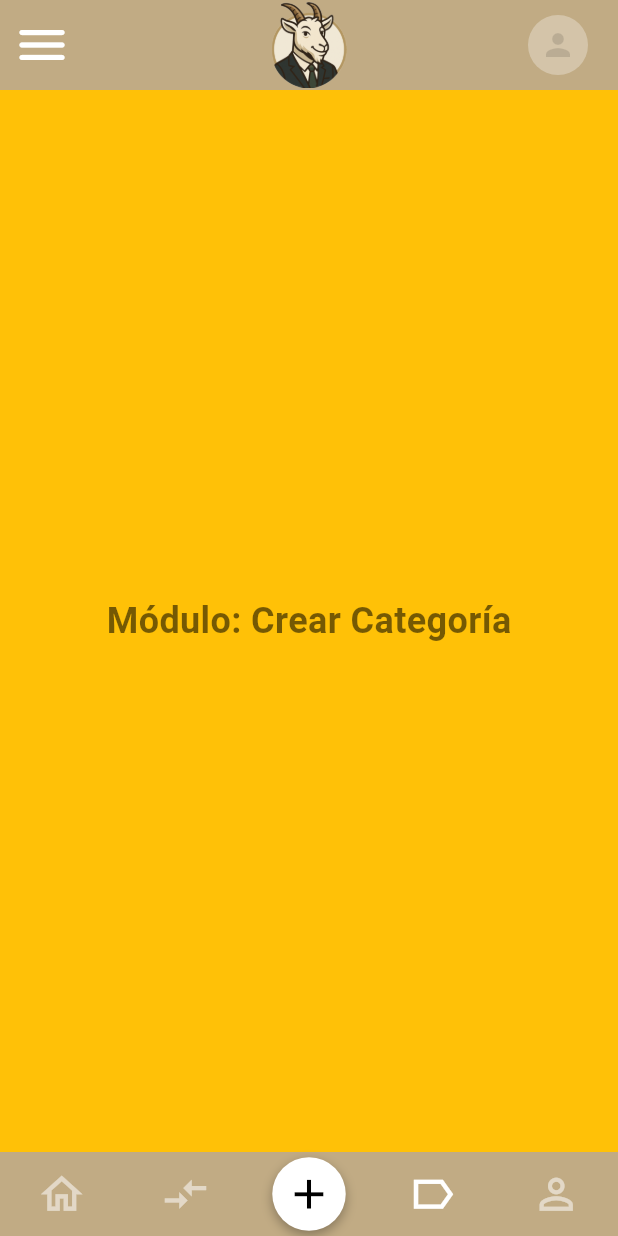
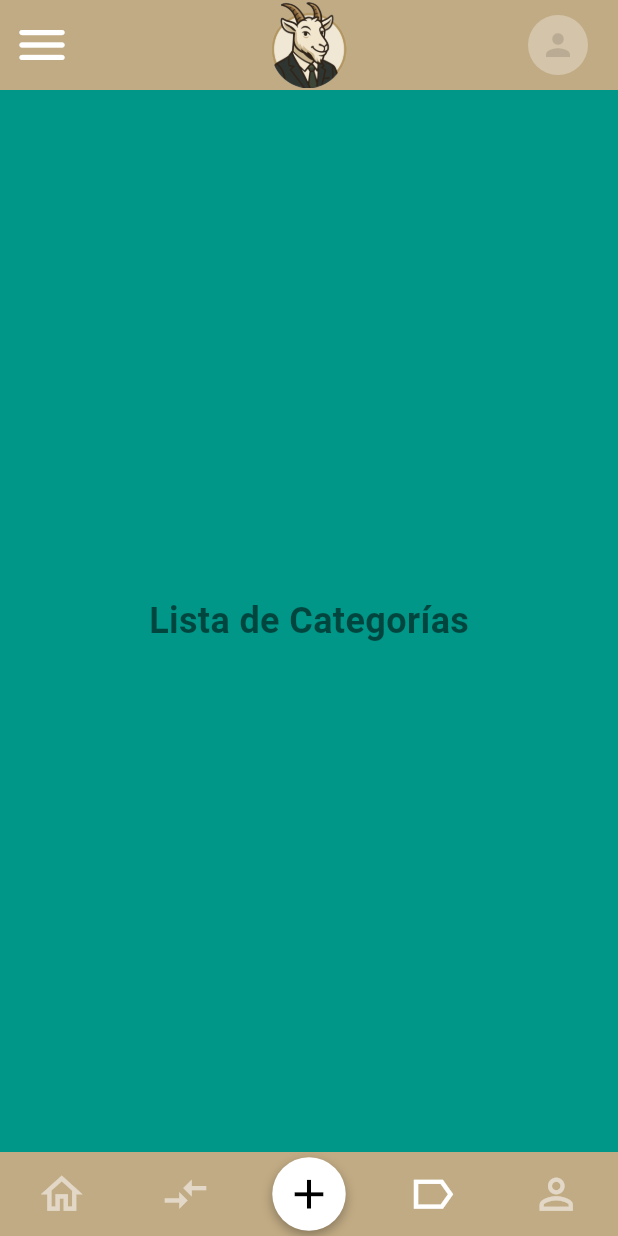
Before and after one commit to yunggraffs/chavocontrol_app, a Flutter app: the screen it shows after launch, item 4 of the bottom bar chosen, on a phone screen of 412 x 824 dp. Run offline on Flutter 3.47's test engine with Material 3 defaults, Android fonts, the phone set to English and light mode, and no system bars.

Commit message:
main_screen pulido

```diff
--- a/lib/presentation/screens/main_screen.dart
+++ b/lib/presentation/screens/main_screen.dart
@@ -15,22 +15,16 @@ class _MainScreenState extends State<MainScreen> {
   int _selectedIndex = 0; // Estado para rastrear la página seleccionada
 
   // Lista de Widgets (Páginas) que se mostrarán en el cuerpo del Scaffold.
-  // Es importante que esta lista incluya los 6 índices usados en el CustomBottomNavigationBar (0, 1, 2, 3, 4, 5)
   final List<Widget> _pages = const <Widget>[
-    _PlaceholderScreen(title: 'Inicio', color: AppColors.primary),                  // Índice 0: Home
-    _PlaceholderScreen(title: 'Lista de Movimientos', color: Colors.blueGrey),     // Índice 1: Movimientos (Lateral)
-    _PlaceholderScreen(title: 'Módulo: Crear Movimiento', color: Colors.green),    // Índice 2: Acción Movimiento (Central Action)
-    _PlaceholderScreen(title: 'Módulo: Crear Categoría', color: Colors.amber),     // Índice 3: Acción Categoría (Central Action)
-    _PlaceholderScreen(title: 'Lista de Categorías', color: Colors.teal),          // Índice 4: Categorías (Lateral)
-    _PlaceholderScreen(title: 'Perfil de Usuario', color: Colors.deepPurple),      // Índice 5: Perfil
+    _PlaceholderScreen(title: 'Inicio', color: AppColors.primary),              // Índice 0: Home
+    _PlaceholderScreen(title: 'Lista de Movimientos', color: Colors.blueGrey),  // Índice 1: Movimientos (Lateral)
+    _PlaceholderScreen(title: 'Crear Movimiento', color: Colors.green),         // Índice 2: Acción Movimiento (Central Action)
+    _PlaceholderScreen(title: 'Lista de Categorías', color: Colors.teal),       // Índice 3: Categorías (Lateral)
+    _PlaceholderScreen(title: 'Perfil de Usuario', color: Colors.deepPurple),   // Índice 4: Perfil
   ];
 
   // Función para manejar el toque del ítem y actualizar el estado
   void _onItemTapped(int index) {
-    // Nota: En una aplicación real, los índices 2 y 5 probablemente abrirían un modal
-    // o una nueva ruta (screen) para la creación, y no solo cambiarían el body.
-    // Por ahora, solo actualizamos el índice para que el body muestre la página de acción.
-
     setState(() {
       _selectedIndex = index;
     });
@@ -40,12 +34,9 @@ class _MainScreenState extends State<MainScreen> {
   Widget build(BuildContext context) {
     return Scaffold(
       appBar: const CustomAppbar(),
-      // El body muestra la página correspondiente al índice seleccionado
       body: _pages[_selectedIndex],
       // Aquí está la integración del CustomBottomNavigationBar
       bottomNavigationBar: CustomBottomNavigationBar(
-        // Le pasamos el índice actual. Usamos 0, 1, 3, o 4 para resaltar los íconos laterales.
-        // Si el índice es 2 o 5 (acciones), no mostramos ningúno como seleccionado.
         selectedIndex: _selectedIndex,
         onItemTapped: _onItemTapped,
       ),
--- a/lib/presentation/widgets/bottom_navigation_bar.dart
+++ b/lib/presentation/widgets/bottom_navigation_bar.dart
@@ -20,7 +20,7 @@ class CustomBottomNavigationBar extends StatefulWidget {
 class _CustomBottomNavigationBarState extends State<CustomBottomNavigationBar> {
   static const double _iconSize = 33.0;
 
-  // Construye el botón central ADD/CLOSE
+  // Construye el botón central
   Widget _buildCentralButton(int index) {
     return Expanded(
       child: InkWell(
```
